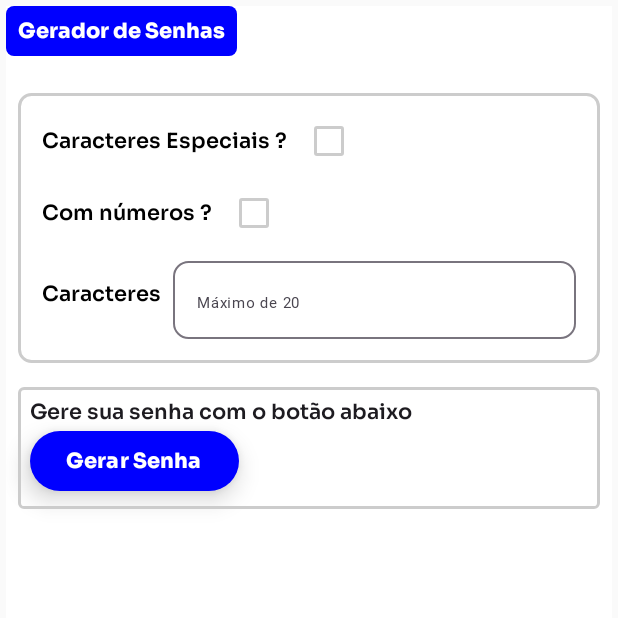
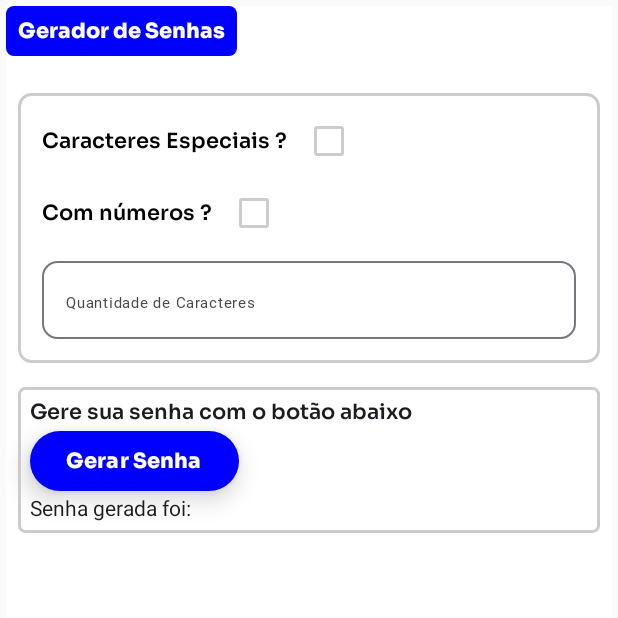
Before and after one commit to Nathan-Nicolau/GeradorSenhas, an Android app built with Jetpack Compose: the screen it shows after launch (MainActivity), after a tap on "Gerar Senha", on a phone screen of 412 x 824 dp, the top half of it. Run offline under Robolectric (Android 15) with nearby library versions, the light colour scheme and no system bars; Roboto replaces fonts that are not available here.

Commit message:
Alterações dos resultados de geração de senha

```diff
--- a/app/src/main/java/com/example/geradorsenhas/MainActivity.kt
+++ b/app/src/main/java/com/example/geradorsenhas/MainActivity.kt
@@ -36,6 +36,7 @@ import androidx.compose.ui.Alignment
 import androidx.compose.ui.Modifier
 import androidx.compose.ui.graphics.Color
 import androidx.compose.ui.platform.LocalContext
+import androidx.compose.ui.text.TextStyle
 import androidx.compose.ui.text.font.FontWeight
 import androidx.compose.ui.tooling.preview.Preview
 import androidx.compose.ui.unit.dp
@@ -68,6 +69,10 @@ fun App(){
     }
 
     var qtdCaracteres by remember {
+        mutableStateOf("")
+    }
+
+    var senhaFinalGerada by remember {
         mutableStateOf("")
     }
 
@@ -131,15 +136,11 @@ fun App(){
                             Row(modifier = Modifier
                                 .fillMaxWidth()
                                 .padding(bottom = 8.dp, start = 8.dp, end = 8.dp),
-                                horizontalArrangement = Arrangement.Start,
-                                verticalAlignment = Alignment.CenterVertically){
-                                Text(text = "Caracteres", fontFamily = fontSora,
-                                    fontWeight = FontWeight.SemiBold, color = Color.Black,
-                                    modifier = Modifier.padding(end= 8.dp))
-
+                                horizontalArrangement = Arrangement.Start){
                                 OutlinedTextField(value = qtdCaracteres,
                                     onValueChange = {qtdNova -> qtdCaracteres = qtdNova},
-                                    label = {Text(text = "Máximo de 20", fontFamily = fontSora, fontSize = 10.sp )},
+                                    label = {Text(text = "Quantidade de Caracteres", fontFamily = fontSora, fontSize = 10.sp )},
+                                    textStyle = TextStyle.Default,
                                     maxLines = 1,
                                     shape = RoundedCornerShape(20),
                                     modifier = Modifier
@@ -162,13 +163,19 @@ fun App(){
                                     Text(text = "Gere sua senha com o botão abaixo",
                                         fontFamily = fontSora, fontWeight = FontWeight.SemiBold)
 
-                                    ElevatedButton(onClick = { /*TODO*/ },
+                                    ElevatedButton(onClick = { senhaFinalGerada == gerarSenha(
+                                        temEspeciais = caracteresEspeciais ,
+                                        temNumeros = comNumeros,
+                                        quantidade = 9
+                                    )},
                                         shape = ButtonDefaults.elevatedShape,
                                         colors = ButtonDefaults.buttonColors(Color.Blue),
                                         elevation = ButtonDefaults.buttonElevation(defaultElevation = 10.dp))
                                     {
                                         Text(text  = "Gerar Senha", fontFamily = fontSora, fontWeight = FontWeight.ExtraBold)
                                     }
+
+                                    Text(text= "Senha gerada foi: " + senhaFinalGerada)
                                 }
                             }
                         }
@@ -178,7 +185,7 @@ fun App(){
         }
 }
 
-@Composable
+
 fun gerarSenha(temEspeciais: Boolean, temNumeros: Boolean, quantidade: Int): String{
 
     var mensagemInformativa: String
@@ -194,7 +201,7 @@ fun gerarSenha(temEspeciais: Boolean, temNumeros: Boolean, quantidade: Int): Str
     var quantidadeLetras = 0
     if(quantidadeTotal < 6){
         mensagemInformativa = "A senha deve conter no mínimo 6 caracteres"
-        Toast.makeText(LocalContext.current,mensagemInformativa, Toast.LENGTH_LONG).show()
+//        Toast.makeText(LocalContext.current,mensagemInformativa, Toast.LENGTH_LONG).show()
     }else{
         if(temEspeciais){
             //6 / 3 = 2
```
